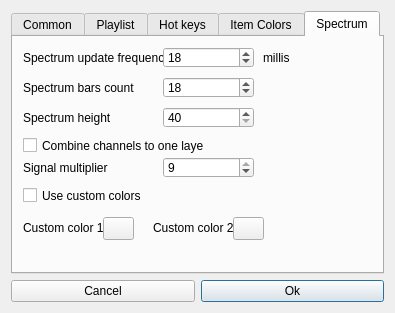
jeyboy/palyo2, file dialogs/settings_dialog.ui: the form before one commit.
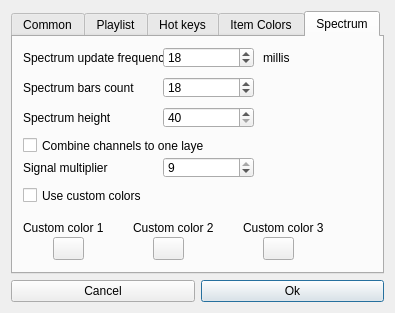
The form after the commit. The open tabs and pages were chosen to show the change.

Commit message: add third color for spectrum

What changed in the file:
```diff
--- a/dialogs/settings_dialog.ui
+++ b/dialogs/settings_dialog.ui
@@ -708,8 +708,8 @@
       <widget class="QPushButton" name="spectrumColor">
        <property name="geometry">
         <rect>
-         <x>90</x>
-         <y>180</y>
+         <x>40</x>
+         <y>200</y>
          <width>31</width>
          <height>23</height>
         </rect>
@@ -766,20 +766,20 @@
       <widget class="QPushButton" name="spectrumColor2">
        <property name="geometry">
         <rect>
-         <x>220</x>
-         <y>180</y>
-         <width>31</width>
-         <height>23</height>
-        </rect>
-       </property>
-       <property name="text">
-        <string/>
-       </property>
-      </widget>
-      <widget class="QLabel" name="label_20">
-       <property name="geometry">
-        <rect>
          <x>140</x>
+         <y>200</y>
+         <width>31</width>
+         <height>23</height>
+        </rect>
+       </property>
+       <property name="text">
+        <string/>
+       </property>
+      </widget>
+      <widget class="QLabel" name="label_20">
+       <property name="geometry">
+        <rect>
+         <x>120</x>
          <y>180</y>
          <width>81</width>
          <height>21</height>
@@ -834,6 +834,32 @@
         <string>Signal multiplier</string>
        </property>
       </widget>
+      <widget class="QPushButton" name="spectrumColor3">
+       <property name="geometry">
+        <rect>
+         <x>250</x>
+         <y>200</y>
+         <width>31</width>
+         <height>23</height>
+        </rect>
+       </property>
+       <property name="text">
+        <string/>
+       </property>
+      </widget>
+      <widget class="QLabel" name="label_22">
+       <property name="geometry">
+        <rect>
+         <x>230</x>
+         <y>180</y>
+         <width>81</width>
+         <height>21</height>
+        </rect>
+       </property>
+       <property name="text">
+        <string>Custom color 3</string>
+       </property>
+      </widget>
      </widget>
     </widget>
    </item>
```
Left out of the diff: 2 changed lines with no effect on the pictures. The commit also changes 5 other files.
